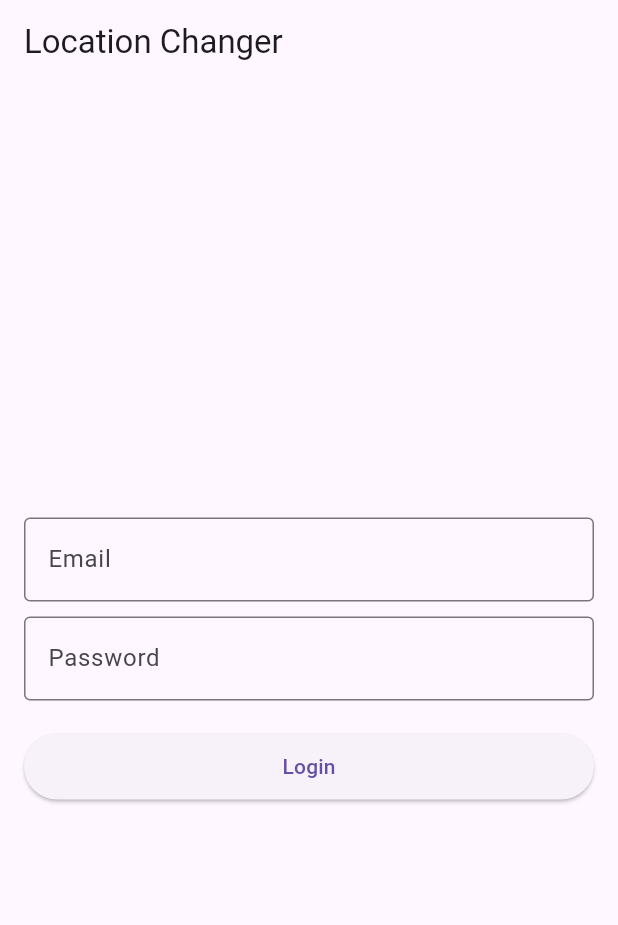
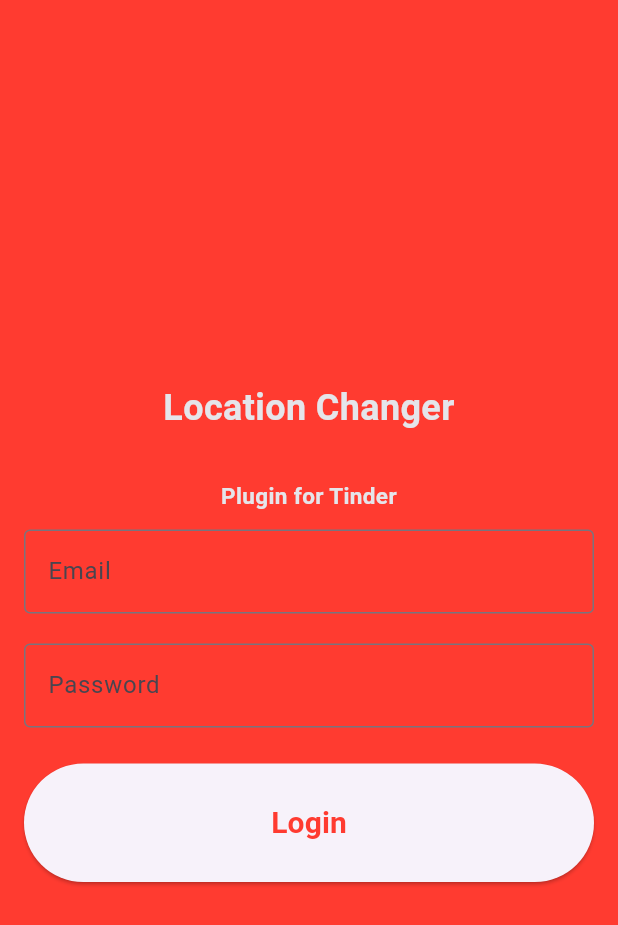
Before and after one commit to newtsarthur/flutter-desafio-tela-de-login, a Flutter app: the screen it shows after launch, on a phone screen of 412 x 824 dp. Shown: the top 925 px of the screen. Run offline on Flutter 3.47's test engine with Material 3 defaults, Android fonts, the phone set to English and light mode, and no system bars.

Commit message:
form de login

```diff
--- a/desafioflutter/lib/login.dart
+++ b/desafioflutter/lib/login.dart
@@ -1,3 +1,4 @@
+import 'package:flutter/cupertino.dart';
 import 'package:flutter/material.dart';
 
 class LoginPage extends StatelessWidget {
@@ -6,20 +7,38 @@
   @override
   Widget build(BuildContext context) {
     return Scaffold(
-      appBar: AppBar(title: const Text("Location Changer")),
-      body: Padding(
+      // appBar: AppBar(title: const Text("Location Changer")),
+      body: Container(
+        color: CupertinoColors.destructiveRed,
         padding: const EdgeInsets.all(16.0),
         child: Column(
           mainAxisAlignment: MainAxisAlignment.center,
           crossAxisAlignment: CrossAxisAlignment.stretch,
           children: [
+            const Text("Location Changer",
+            style: TextStyle(
+              fontSize: 24,
+              height: 3,
+              color: CupertinoColors.lightBackgroundGray,
+              fontWeight: FontWeight.bold,
+            ),
+            textAlign: TextAlign.center,),
+            const Text("Plugin for Tinder",
+            style: TextStyle(
+              fontSize: 15,
+              height: 3,
+              color: CupertinoColors.lightBackgroundGray,
+              fontWeight: FontWeight.bold,
+            ),
+            textAlign: TextAlign.center,
+            ),
             TextField(
               decoration: const InputDecoration(
                 labelText: "Email",
                 border: OutlineInputBorder(),
               ),
             ),
-            const SizedBox(height: 10),
+            const SizedBox(height: 20),
             TextField(
               obscureText: true,
               decoration: const InputDecoration(
@@ -27,15 +46,20 @@
                 border: OutlineInputBorder(),
               ),
             ),
-            const SizedBox(height: 20),
+            const SizedBox(height: 24),
             ElevatedButton(
               onPressed: () {
 
               },
               style: ElevatedButton.styleFrom(
-                padding: const EdgeInsets.symmetric(vertical: 12),
-
-              ), child: const Text("Login"),
+                padding: const EdgeInsets.symmetric(vertical: 25),
+              ), child: const Text("Login",
+                style: TextStyle(
+                  fontSize: 20,
+                  color: CupertinoColors.destructiveRed,
+                  fontWeight: FontWeight.bold,
+                ),
+              ),
             ),
           ],
         ),
```
